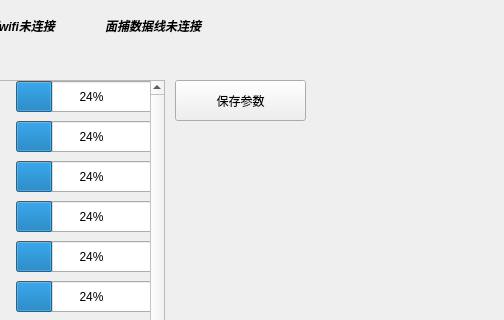
The window that ui/paper_face_tracker_window.ui (JellyfishKnight/paper_tracker) describes before a commit, drawn with Qt 5; both pictures show x 335 to 839 and y 0 to 320 of the 839 by 561 pixel window.
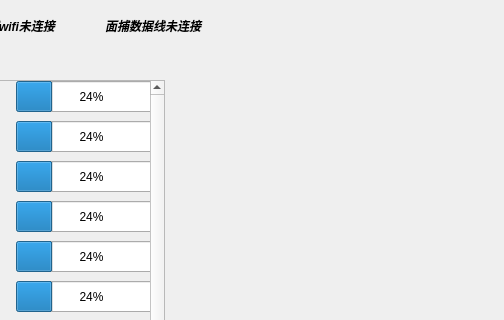
The same window after the commit. The open tabs and pages were chosen to show the change.

```diff
--- a/ui/paper_face_tracker_window.ui
+++ b/ui/paper_face_tracker_window.ui
@@ -799,19 +799,6 @@
       </widget>
      </widget>
     </widget>
-    <widget class="QPushButton" name="SaveParamConfigButton">
-     <property name="geometry">
-      <rect>
-       <x>510</x>
-       <y>30</y>
-       <width>131</width>
-       <height>41</height>
-      </rect>
-     </property>
-     <property name="text">
-      <string>保存参数</string>
-     </property>
-    </widget>
     <widget class="QLabel" name="ImageLabelCal">
      <property name="geometry">
       <rect>
```
